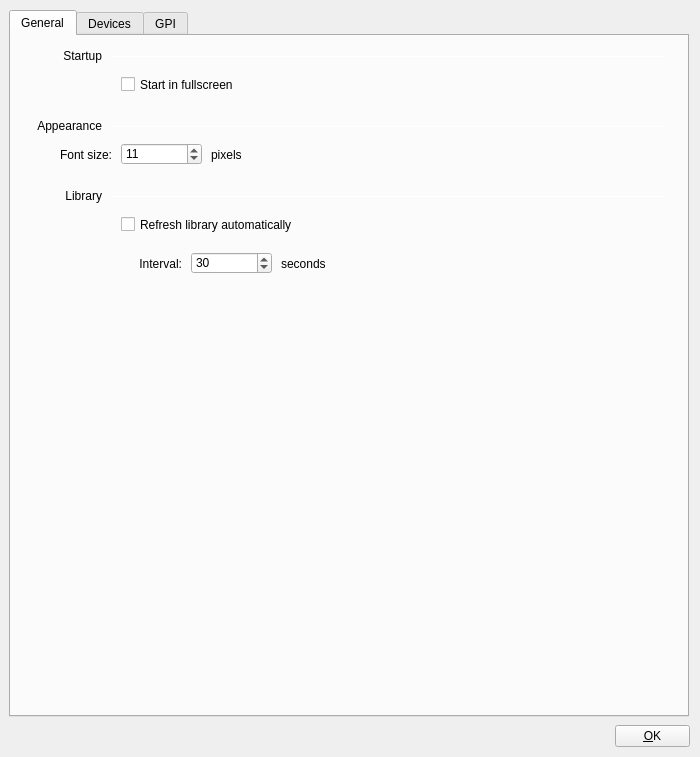
This is Widgets/SettingsDialog.ui in CasparCG/client as Qt 5 draws it before an edit. The edited form follows.
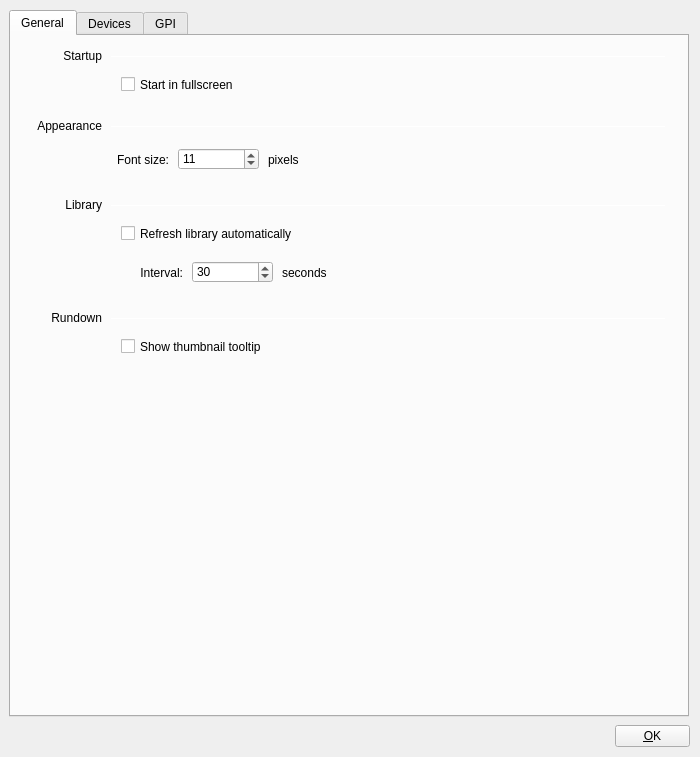
This is the edited form.

Commit message: - FIX: Open rundowns containing mixer opacity item crash the client. - NEW: Added support for CasparCG 2.0.4 master volume feature. - NEW: Added support for CasparCG 2.0.4 thumbnail feature.

What changed in the file:
```diff
--- a/Widgets/SettingsDialog.ui
+++ b/Widgets/SettingsDialog.ui
@@ -48,7 +48,7 @@
      <property name="geometry">
       <rect>
        <x>10</x>
-       <y>152</y>
+       <y>161</y>
        <width>81</width>
        <height>16</height>
       </rect>
@@ -64,7 +64,7 @@
      <property name="geometry">
       <rect>
        <x>100</x>
-       <y>160</y>
+       <y>169</y>
        <width>555</width>
        <height>1</height>
       </rect>
@@ -76,8 +76,8 @@
     <widget class="QLabel" name="labelInterval">
      <property name="geometry">
       <rect>
-       <x>110</x>
-       <y>218</y>
+       <x>111</x>
+       <y>227</y>
        <width>61</width>
        <height>20</height>
       </rect>
@@ -92,8 +92,8 @@
     <widget class="QSpinBox" name="spinBoxRefreshInterval">
      <property name="geometry">
       <rect>
-       <x>180</x>
-       <y>216</y>
+       <x>181</x>
+       <y>225</y>
        <width>81</width>
        <height>22</height>
       </rect>
@@ -108,8 +108,8 @@
     <widget class="QLabel" name="labelSeconds">
      <property name="geometry">
       <rect>
-       <x>270</x>
-       <y>220</y>
+       <x>271</x>
+       <y>229</y>
        <width>62</width>
        <height>16</height>
       </rect>
@@ -121,8 +121,8 @@
     <widget class="QSpinBox" name="spinBoxFontSize">
      <property name="geometry">
       <rect>
-       <x>110</x>
-       <y>107</y>
+       <x>167</x>
+       <y>112</y>
        <width>81</width>
        <height>22</height>
       </rect>
@@ -163,8 +163,8 @@
     <widget class="QLabel" name="labelFontSize">
      <property name="geometry">
       <rect>
-       <x>30</x>
-       <y>111</y>
+       <x>87</x>
+       <y>116</y>
        <width>71</width>
        <height>16</height>
       </rect>
@@ -179,8 +179,8 @@
     <widget class="QLabel" name="labelPixels">
      <property name="geometry">
       <rect>
-       <x>200</x>
-       <y>111</y>
+       <x>257</x>
+       <y>116</y>
        <width>62</width>
        <height>16</height>
       </rect>
@@ -223,7 +223,7 @@
       <rect>
        <x>110</x>
        <y>40</y>
-       <width>131</width>
+       <width>141</width>
        <height>17</height>
       </rect>
      </property>
@@ -238,7 +238,7 @@
      <property name="geometry">
       <rect>
        <x>110</x>
-       <y>180</y>
+       <y>189</y>
        <width>211</width>
        <height>17</height>
       </rect>
@@ -250,6 +250,51 @@
       <string>Refresh library automatically</string>
      </property>
     </widget>
+    <widget class="QLabel" name="labelRundown">
+     <property name="geometry">
+      <rect>
+       <x>10</x>
+       <y>274</y>
+       <width>81</width>
+       <height>16</height>
+      </rect>
+     </property>
+     <property name="text">
+      <string>Rundown</string>
+     </property>
+     <property name="alignment">
+      <set>Qt::AlignRight|Qt::AlignTrailing|Qt::AlignVCenter</set>
+     </property>
+    </widget>
+    <widget class="Line" name="lineRundown">
+     <property name="geometry">
+      <rect>
+       <x>100</x>
+       <y>282</y>
+       <width>555</width>
+       <height>1</height>
+      </rect>
+     </property>
+     <property name="orientation">
+      <enum>Qt::Horizontal</enum>
+     </property>
+    </widget>
+    <widget class="QCheckBox" name="checkBoxShowThumbnailTooltip">
+     <property name="geometry">
+      <rect>
+       <x>110</x>
+       <y>302</y>
+       <width>171</width>
+       <height>17</height>
+      </rect>
+     </property>
+     <property name="focusPolicy">
+      <enum>Qt::NoFocus</enum>
+     </property>
+     <property name="text">
+      <string>Show thumbnail tooltip</string>
+     </property>
+    </widget>
    </widget>
    <widget class="QWidget" name="tabDevices">
     <attribute name="title">
```
Left out of the diff: 17 changed lines with no effect on the pictures. The commit also changes 86 other files.
